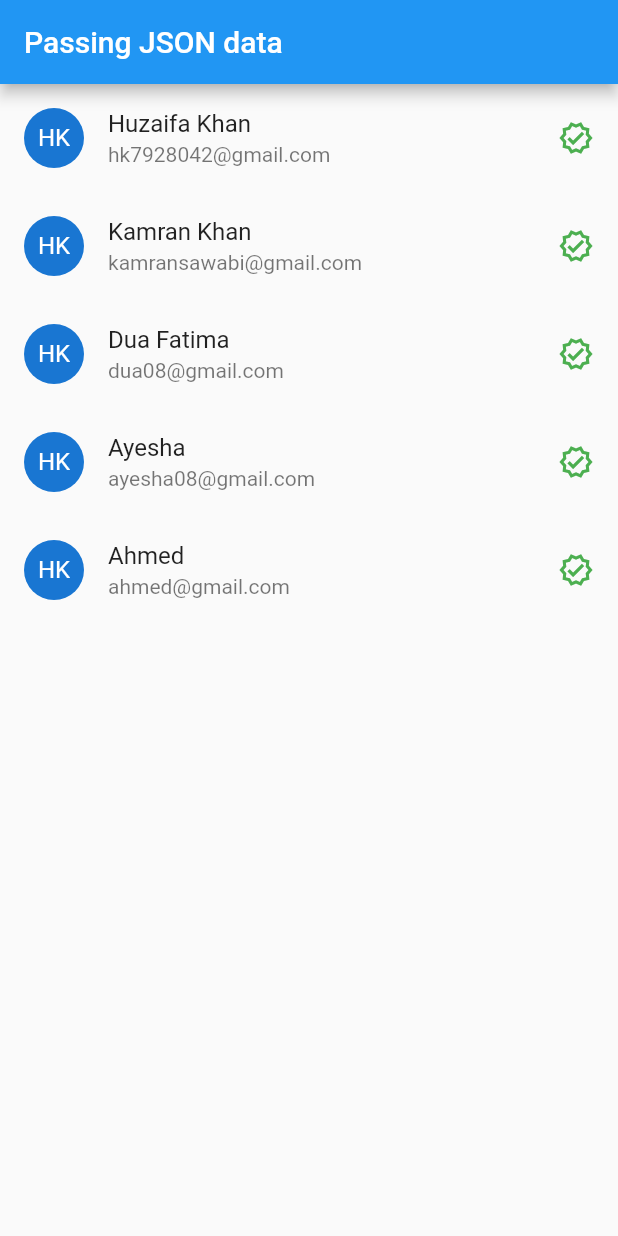
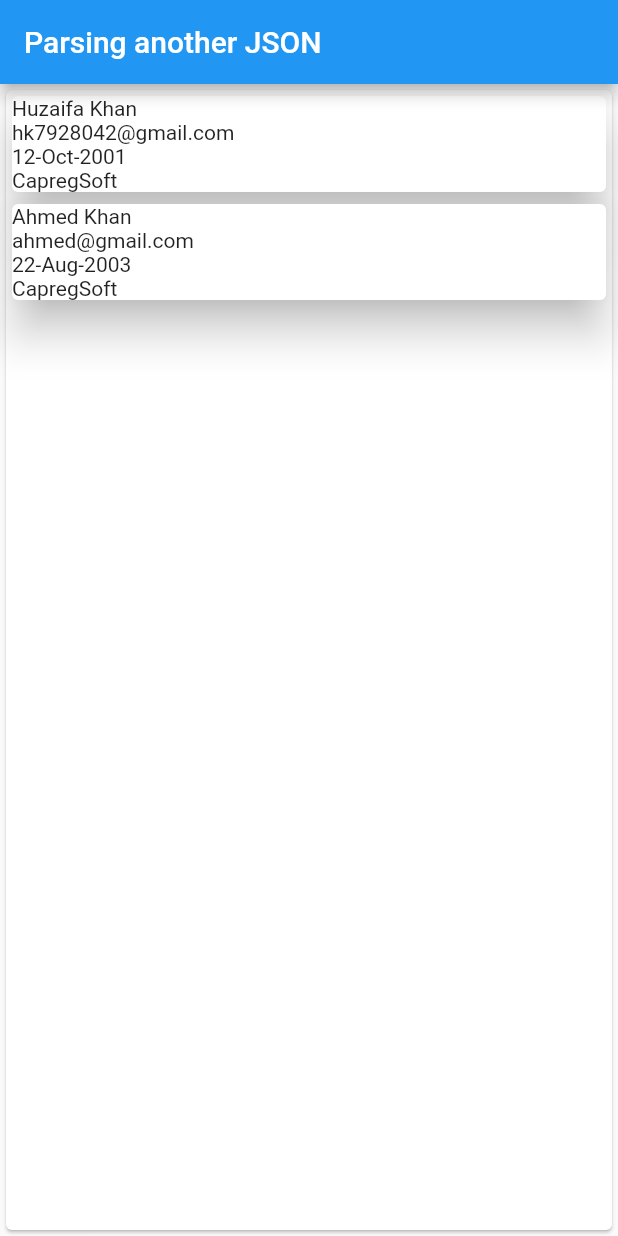
Before and after one commit to huzaifak08/Parsing-JSON-Data-Flutter, a Flutter app: the screen it shows after launch, on a phone screen of 412 x 824 dp. Run offline on Flutter 3.47's test engine with Material 2 defaults, Android fonts, the phone set to English and light mode, and no system bars.

Commit message:
Another JSON Parsing using Assets

```diff
--- /dev/null
+++ b/lib/another.dart
@@ -0,0 +1,65 @@
+import 'package:flutter/material.dart';
+import 'package:flutter/services.dart';
+import 'dart:convert';
+import 'dart:async' show Future;
+
+class Another extends StatefulWidget {
+  const Another({Key? key}) : super(key: key);
+
+  @override
+  State<Another> createState() => _AnotherState();
+}
+
+class _AnotherState extends State<Another> {
+  var data = [];
+
+  // Must import the upper Libraries:
+
+  Future<String> loadJsonData2() async {
+    var jsonText2 = await rootBundle.loadString('load_json/another.json');
+    setState(() {
+      data = json.decode(jsonText2);
+    });
+    return 'Success';
+  }
+
+  @override
+  void initState() {
+    super.initState();
+    this.loadJsonData2();
+  }
+
+  @override
+  Widget build(BuildContext context) {
+    return Scaffold(
+      appBar: AppBar(
+        title: Text('Parsing another JSON'),
+      ),
+      body: Container(
+          child: Card(
+        child: ListView.builder(
+          itemCount: data.length,
+          itemBuilder: (context, index) {
+            var name = data[index]['name'];
+            var email = data[index]['email'];
+            var dob = data[index]['dob'];
+            var org = data[index]['org'];
+
+            return Card(
+              elevation: 12,
+              child: Column(
+                crossAxisAlignment: CrossAxisAlignment.start,
+                children: [
+                  Text(name),
+                  Text(email),
+                  Text(dob),
+                  Text(org),
+                ],
+              ),
+            );
+          },
+        ),
+      )),
+    );
+  }
+}
--- a/lib/main.dart
+++ b/lib/main.dart
@@ -1,4 +1,5 @@
 import 'package:flutter/material.dart';
+import 'package:playing_with_json/another.dart';
 import 'package:playing_with_json/home.dart';
 
 void main() {
@@ -16,7 +17,7 @@ class MyApp extends StatelessWidget {
       theme: ThemeData(
         primarySwatch: Colors.blue,
       ),
-      home: const Home(),
+      home: const Another(),
     );
   }
 }
--- /dev/null
+++ b/load_json/another.json
@@ -0,0 +1,14 @@
+[
+    {
+        "name": "Huzaifa Khan",
+        "email": "hk7928042@gmail.com",
+        "dob": "12-Oct-2001",
+        "org": "CapregSoft"
+    },
+    {
+        "name": "Ahmed Khan",
+        "email": "ahmed@gmail.com",
+        "dob": "22-Aug-2003",
+        "org": "CapregSoft"
+    }
+]
--- a/pubspec.yaml
+++ b/pubspec.yaml
@@ -59,7 +59,7 @@ flutter:
 
   # To add assets to your application, add an assets section, like this:
   assets:
-    - load_json/person.json
+    - load_json/another.json
   #   - images/a_dot_ham.jpeg
 
   # An image asset can refer to one or more resolution-specific "variants", see
```
